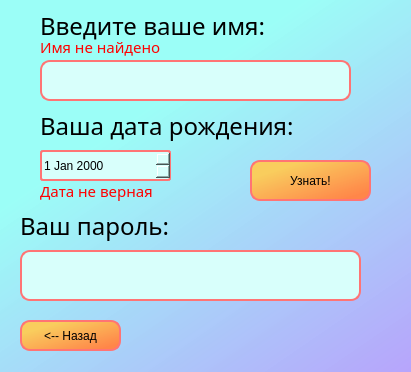
Above: getpass.ui from AlexLkv/English-for-everyone before the change. Below: the same form after it.
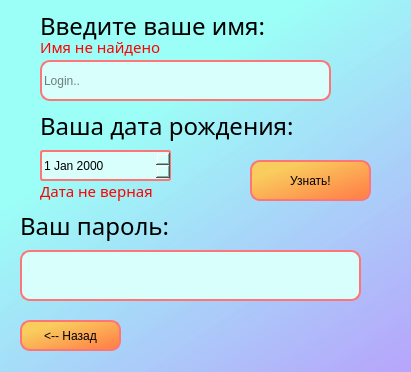
That is the form after the change.

```diff
--- a/getpass.ui
+++ b/getpass.ui
@@ -107,34 +107,6 @@
     <string>Ваш пароль:</string>
    </property>
   </widget>
-  <widget class="QLineEdit" name="lineEdit">
-   <property name="geometry">
-    <rect>
-     <x>40</x>
-     <y>60</y>
-     <width>311</width>
-     <height>41</height>
-    </rect>
-   </property>
-   <property name="focusPolicy">
-    <enum>Qt::WheelFocus</enum>
-   </property>
-   <property name="autoFillBackground">
-    <bool>false</bool>
-   </property>
-   <property name="styleSheet">
-    <string notr="true">background-color:#d8fffb;
-border: 2px solid #ff7474;
-border-radius: 10px;
-font: 16pt &quot;MS Shell Dlg 2&quot;;</string>
-   </property>
-   <property name="inputMethodHints">
-    <set>Qt::ImhHiddenText</set>
-   </property>
-   <property name="text">
-    <string/>
-   </property>
-  </widget>
   <widget class="QPushButton" name="back">
    <property name="geometry">
     <rect>
@@ -204,6 +176,25 @@
      <string/>
     </property>
    </widget>
+   <widget class="QLineEdit" name="lineEdit">
+    <property name="geometry">
+     <rect>
+      <x>70</x>
+      <y>80</y>
+      <width>291</width>
+      <height>41</height>
+     </rect>
+    </property>
+    <property name="styleSheet">
+     <string notr="true">background-color:#d8fffb;
+border: 2px solid #ff7474;
+border-radius: 10px;
+font: 16pt &quot;MS Shell Dlg 2&quot;;</string>
+    </property>
+    <property name="placeholderText">
+     <string>Login..</string>
+    </property>
+   </widget>
   </widget>
   <widget class="QLabel" name="err_name_2">
    <property name="geometry">
```
Left out of the diff: 1 changed line with no effect on the pictures.
